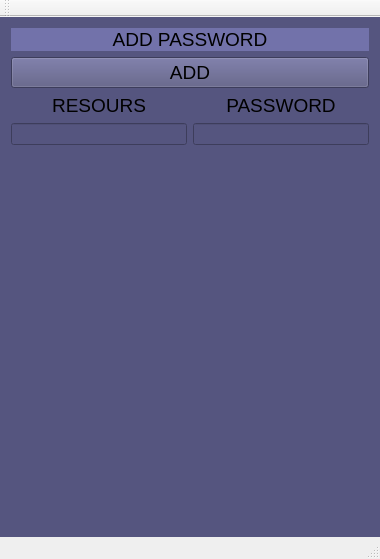
The window that QtPasswordTransfer.ui (VoiceShifter/QtPassword) describes before a commit, drawn with Qt 5.
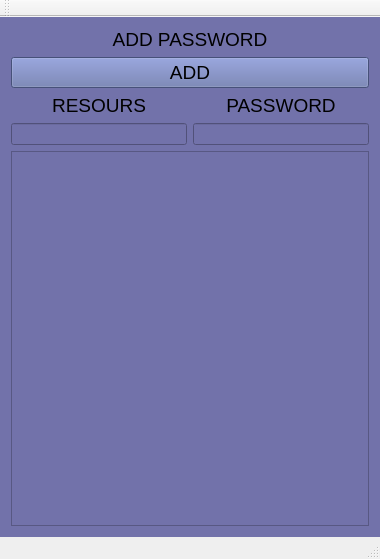
The same window after the commit.

Diff of the .ui file:
```diff
--- a/QtPasswordTransfer.ui
+++ b/QtPasswordTransfer.ui
@@ -15,7 +15,8 @@
   </property>
   <widget class="QWidget" name="centralWidget">
    <property name="styleSheet">
-    <string notr="true">background-color: rgb(85, 85, 127);</string>
+    <string notr="true">background-color: rgb(114, 114, 170);
+</string>
    </property>
    <layout class="QHBoxLayout" name="horizontalLayout_2">
     <item>
@@ -64,6 +65,9 @@
           <pointsize>14</pointsize>
          </font>
         </property>
+        <property name="styleSheet">
+         <string notr="true">background-color: rgb(100, 114, 170);</string>
+        </property>
         <property name="text">
          <string>ADD</string>
         </property>
@@ -89,20 +93,20 @@
            </widget>
           </item>
           <item>
-           <widget class="QLineEdit" name="PasswordSource"/>
-          </item>
-          <item>
-           <spacer name="verticalSpacer">
-            <property name="orientation">
-             <enum>Qt::Vertical</enum>
+           <widget class="QLineEdit" name="PasswordSource">
+            <property name="sizePolicy">
+             <sizepolicy hsizetype="Expanding" vsizetype="Fixed">
+              <horstretch>0</horstretch>
+              <verstretch>0</verstretch>
+             </sizepolicy>
             </property>
-            <property name="sizeHint" stdset="0">
+            <property name="minimumSize">
              <size>
-              <width>20</width>
-              <height>40</height>
+              <width>0</width>
+              <height>16</height>
              </size>
             </property>
-           </spacer>
+           </widget>
           </item>
          </layout>
         </item>
@@ -131,28 +135,44 @@
             <property name="enabled">
              <bool>true</bool>
             </property>
+            <property name="sizePolicy">
+             <sizepolicy hsizetype="Expanding" vsizetype="Fixed">
+              <horstretch>0</horstretch>
+              <verstretch>0</verstretch>
+             </sizepolicy>
+            </property>
+            <property name="minimumSize">
+             <size>
+              <width>0</width>
+              <height>16</height>
+             </size>
+            </property>
             <property name="autoFillBackground">
              <bool>false</bool>
             </property>
            </widget>
           </item>
-          <item>
-           <spacer name="verticalSpacer_2">
-            <property name="orientation">
-             <enum>Qt::Vertical</enum>
-            </property>
-            <property name="sizeHint" stdset="0">
-             <size>
-              <width>20</width>
-              <height>40</height>
-             </size>
-            </property>
-           </spacer>
-          </item>
          </layout>
         </item>
        </layout>
       </item>
+      <item>
+       <widget class="QScrollArea" name="scrollArea">
+        <property name="widgetResizable">
+         <bool>true</bool>
+        </property>
+        <widget class="QWidget" name="scrollAreaWidgetContents">
+         <property name="geometry">
+          <rect>
+           <x>0</x>
+           <y>0</y>
+           <width>358</width>
+           <height>359</height>
+          </rect>
+         </property>
+        </widget>
+       </widget>
+      </item>
      </layout>
     </item>
    </layout>
```
